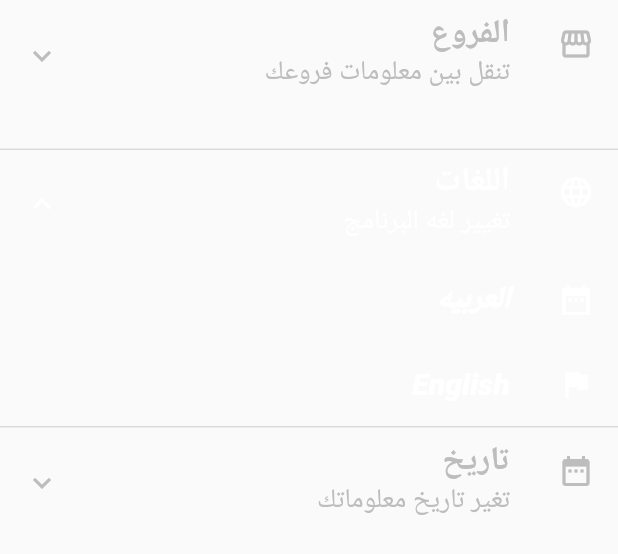
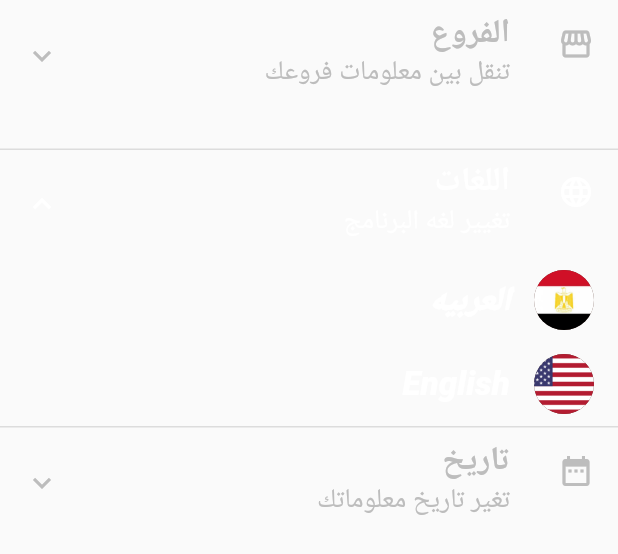
Before and after one commit to Youssef8997/casheir_mobill, a Flutter app: the Setting widget shown alone on an empty page, opened directly, after a tap on "Language", after a tap on "العربيه", on a phone screen of 412 x 824 dp. Shown: the top 554 px of the screen. Run offline on Flutter 3.47's test engine with Material 2 defaults, Android fonts, the phone set to English and light mode, and no system bars; our stand-ins replace blurrycontainer, cloud_firestore, conditional_builder_null_safety, easy_localization, firebase_auth, firebase_core and 7 more; missing offline and left inert: connection_notifier; accounts and stored records are empty.

Commit message:
End of text

```diff
--- a/lib/Cuibt/State.dart
+++ b/lib/Cuibt/State.dart
@@ -12,6 +12,7 @@ class GetUserDateTr extends MobilState{}
 class GetUserDateFa extends MobilState{}
 class GetMoneyDateFa extends MobilState{}
 class GetMoneyDateTr extends MobilState{}
+class SetState extends MobilState{}
 class GetOrderItemDateFa extends MobilState{}
 class GetOrderItemDateTr extends MobilState{}
 class GetProductDateTr extends MobilState{}
--- a/lib/Cuibt/cuibt.dart
+++ b/lib/Cuibt/cuibt.dart
@@ -495,4 +495,7 @@ itemsQuantity = [];
  employeeDate = [];
   nevigator(bool: false,page: SignIn(),context: context);
 }
+void setstate(){
+  emit(SetState());
 }
+}
--- a/lib/Models/empo/showDetiles.dart
+++ b/lib/Models/empo/showDetiles.dart
@@ -6,7 +6,6 @@ import 'package:easy_localization/easy_localization.dart';
 import 'package:flutter/material.dart';
 import 'package:flutter_bloc/flutter_bloc.dart';
 import 'package:flutter_rating_bar/flutter_rating_bar.dart';
-import 'package:intl/intl.dart';
 
 import '../../moudle/Date Empoloyee.dart';
 import '../../translations/locale_keys.g.dart';
@@ -78,7 +77,7 @@ class _EmpoState extends State<Empo> {
             selected: cuibt.selectedTile == 1,
             leading: const Icon(Icons.access_time_outlined),
             title:  Text(
-              LocaleKeys .time.tr(),
+              LocaleKeys.time.tr(),
     style: TextStyle(fontSize: 20, fontWeight: FontWeight.bold),
             ),
             subtitle:  Text(
--- a/lib/Models/settings.dart
+++ b/lib/Models/settings.dart
@@ -73,25 +73,29 @@ class Setting extends StatelessWidget {
                   ),
                   children: [
                     ListTile(
-                    onTap: () {context.setLocale(Locale('ar'));},
-                    leading: Icon(Icons.date_range_sharp, color: Colors.white),
+                    onTap: () {context.setLocale(Locale('ar'));cuibt.setstate();},
+                    leading: CircleAvatar(
+                      backgroundImage: AssetImage("lib/assest/arabic.jpg"),
+                    ),
                     title: Text(
                       "العربيه",
                       style: TextStyle(
                           color: Colors.white,
-                          fontSize: 20,
+                          fontSize: 22,
                           fontWeight: FontWeight.w900,
                           fontStyle: FontStyle.italic),
                     ),
                   ) ,
                     ListTile(
-                    onTap: () {context.setLocale(Locale('en'));},
-                    leading: Icon(Icons.flag, color: Colors.white),
+                    onTap: () {context.setLocale(Locale('en'));cuibt.setstate();},
+                    leading: CircleAvatar(
+                      backgroundImage: AssetImage("lib/assest/English.png"),
+                    ),
                     title: Text(
                       "English",
                       style: TextStyle(
                           color: Colors.white,
-                          fontSize: 20,
+                          fontSize: 22,
                           fontWeight: FontWeight.w900,
                           fontStyle: FontStyle.italic),
                     ),
@@ -125,10 +129,12 @@ class Setting extends StatelessWidget {
                         lastDate: DateTime.parse('2027-11-07'),
                       ).then((value) {
                         value ??= DateTime.now();
-                        cuibt.dataTime = DateFormat.yMMMd().format(value);
-                       cuibt.scrollController.animateToPage(0, duration: const Duration(seconds: 1), curve: Curves.easeOutCubic);
+                        cuibt.dataTime ="${DateFormat.MMM().format(value)} ${value.day}, ${value.year}";
+                     print(cuibt.dataTime);
+                      cuibt.scrollController.animateToPage(0, duration: const Duration(seconds: 1), curve: Curves.easeOutCubic);
                         cuibt.value=0;
                         cuibt.getMoneyDate();
+
                       });},
                       leading: Icon(Icons.date_range_sharp, color: Colors.white),
                       title: Text(
--- a/lib/main.dart
+++ b/lib/main.dart
@@ -7,9 +7,7 @@ import 'package:easy_localization/easy_localization.dart';
 import 'package:firebase_core/firebase_core.dart';
 import 'package:flutter/material.dart';
 import 'package:flutter_bloc/flutter_bloc.dart';
-import 'package:flutter_localizations/flutter_localizations.dart';
 import 'SheredPrefrence/shered.dart';
-import 'moudle/locales/loc.dart';
 void main()async{
   WidgetsFlutterBinding.ensureInitialized();
   await EasyLocalization.ensureInitialized();
@@ -18,7 +16,7 @@ void main()async{
   runApp(EasyLocalization(
       path: 'lib/assest/Trans',
       supportedLocales: [Locale('en'), Locale('ar')],
-      fallbackLocale: Locale('ar'),
+      fallbackLocale: Locale('en'),
       assetLoader: CodegenLoader(),
       child: const MyApp()));
 }
```
Also changed, not shown: lib/Models/Selles and baying.dart (+4 -4 lines), lib/Models/suppliers/All Fess.dart (+6 -1 lines), lib/assest/English.png (added), lib/assest/arabic.jpg (added), lib/translations/codegen_loader.g.dart.
